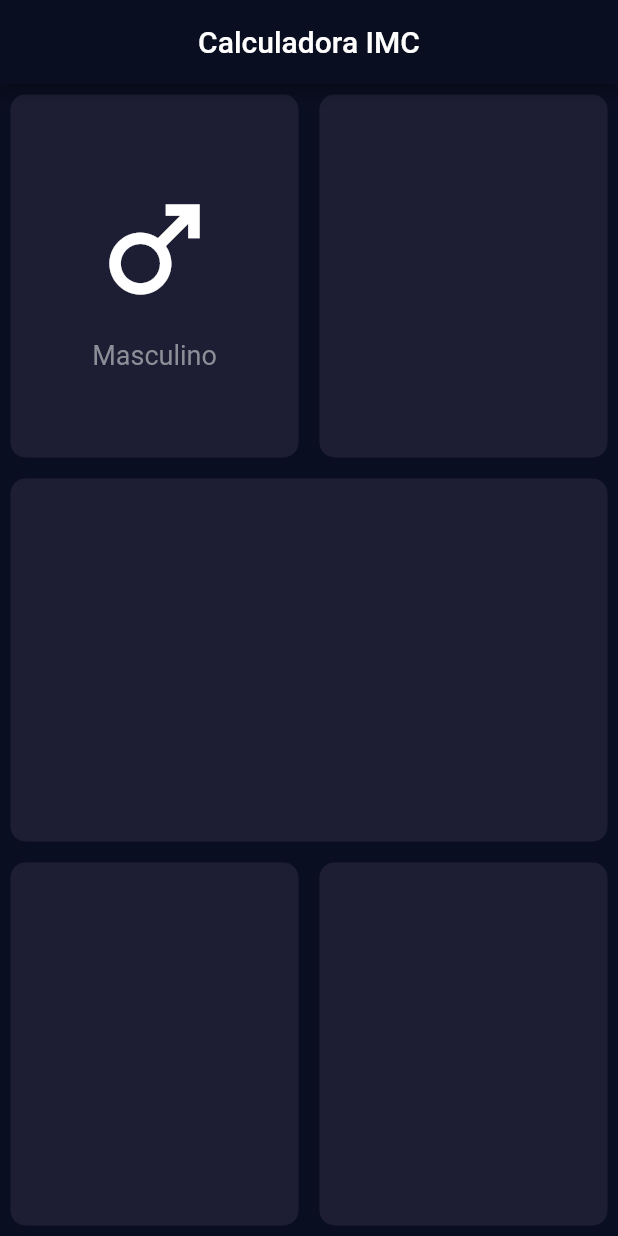
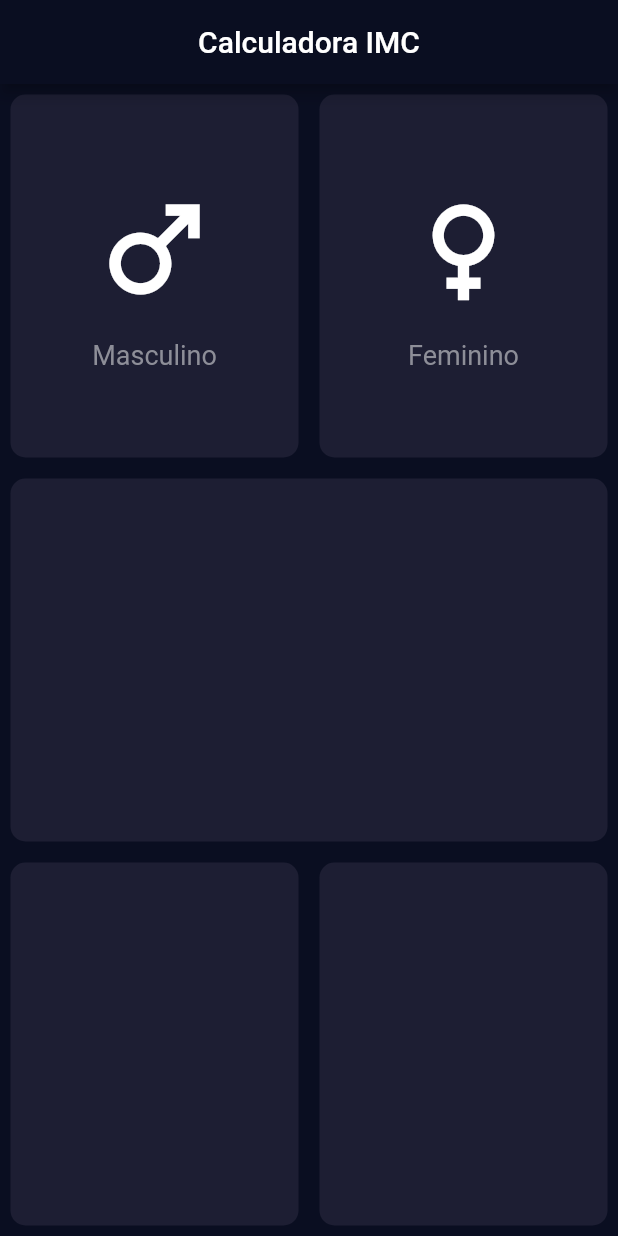
Before and after one commit to FrnndzFiap/calculadora-imc, a Flutter app: the screen it shows after launch, on a phone screen of 412 x 824 dp. Run offline on Flutter 3.47's test engine with Material 2 defaults, Android fonts, the phone set to English and light mode, and no system bars.

Commit message:
widgets masculino e feminino

```diff
--- a/lib/components/gender_select.dart
+++ b/lib/components/gender_select.dart
@@ -1,15 +1,34 @@
 import 'package:flutter/material.dart';
 
-class GenderSelect extends StatefulWidget {
-  const GenderSelect({super.key});
+import '../constants.dart';
+
+class GenderSelect extends StatelessWidget {
+  final IconData icon;
+  final String gender;
+
+  const GenderSelect({
+  super.key,
+  required this.icon,
+  required this.gender
+  });
 
   @override
-  State<GenderSelect> createState() => _GenderSelectState();
-}
-
-class _GenderSelectState extends State<GenderSelect> {
-  @override
   Widget build(BuildContext context) {
-    return const Placeholder();
+    return Column(
+      mainAxisAlignment: MainAxisAlignment.center,
+      children: [
+        Icon(
+          icon,
+          size: 90,
+        ),
+        SizedBox(
+          height: 15,
+        ),
+        Text(
+          gender,
+          style: labelTextStyle,
+        ),
+      ],
+    );
   }
 }
--- a/lib/page/calculadora_page.dart
+++ b/lib/page/calculadora_page.dart
@@ -1,4 +1,5 @@
 import 'package:calculadora/components/custom_card.dart';
+import 'package:calculadora/components/gender_select.dart';
 import 'package:calculadora/constants.dart';
 import 'package:flutter/material.dart';
 
@@ -22,25 +23,19 @@ class _CalculadoraPageState extends State<CalculadoraPage> {
           child: Row(children: [
             Expanded(
                 child: CustomCard(
-                  child: Column(
-                    mainAxisAlignment: MainAxisAlignment.center,
-                   children: [
-                    Icon(
-                      Icons.male,
-                      size: 90,
-                      ),
-                      SizedBox(
-                        height: 15,
-                      ),
-                    Text(
-                      'Masculino',
-                      style: labelTextStyle,),
-                   ],
-                  ),
+                  child: GenderSelect(
+                    icon: Icons.male,
+                    gender: 'Masculino'
+                    ),
                 ),
             ),
             Expanded(
-               child: CustomCard(),
+               child: CustomCard(
+                child: GenderSelect(
+                    icon: Icons.female,
+                    gender: 'Feminino'
+                    ),
+               ),
                ),
           ]),
         ),
```
